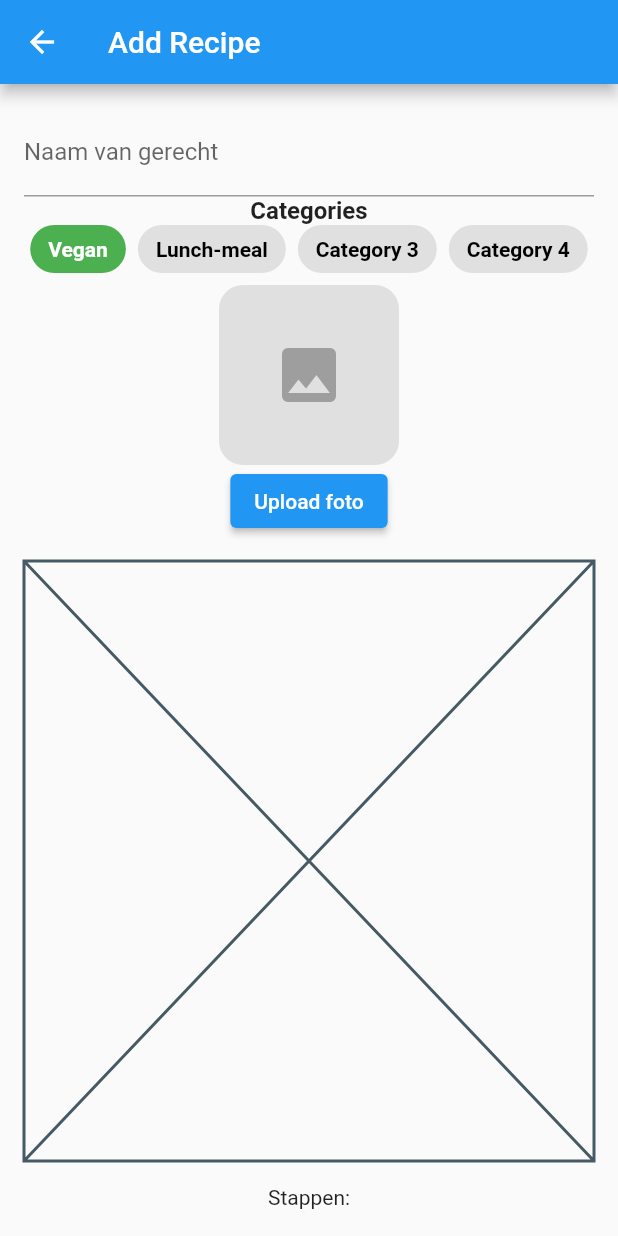
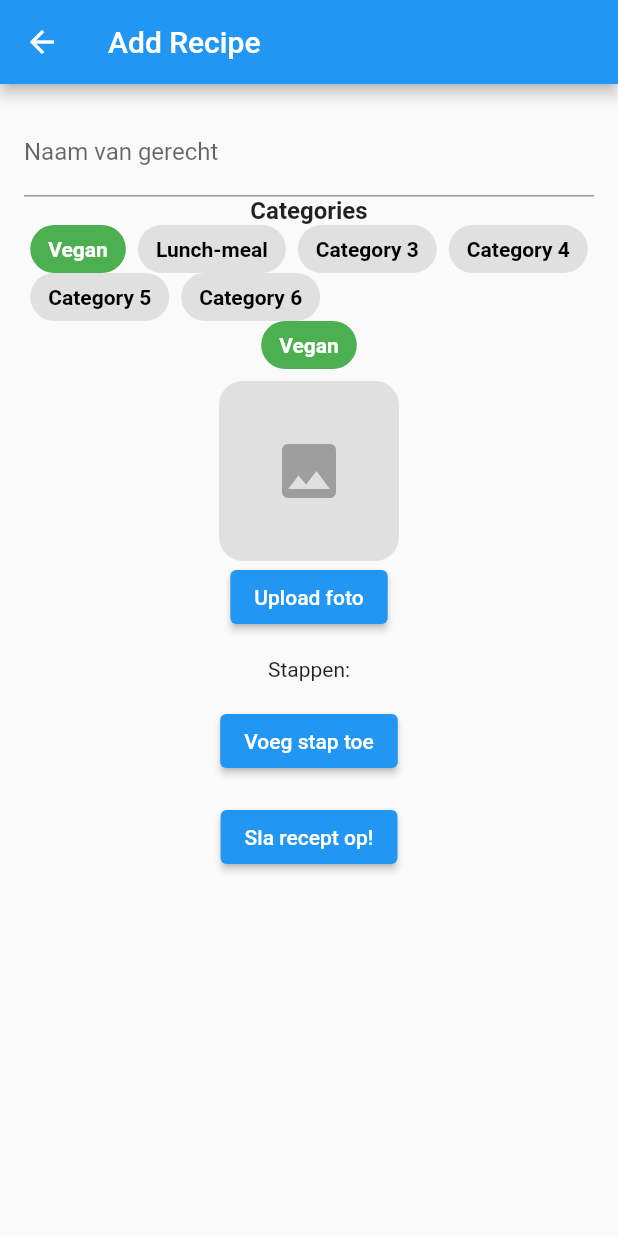
Before and after one commit to Hengselman/flutter_recepten_app, a Flutter app: the AddRecipeScreen screen opened directly, after a tap on "Vegan", on a phone screen of 412 x 824 dp. Run offline on Flutter 3.47's test engine with Material 2 defaults, Android fonts, the light colour scheme and no system bars; our stand-ins replace email_validator, firebase_auth, firebase_core, firebase_database, firebase_storage, image_picker; accounts and stored records are empty.

Commit message:
Stable version, removed some errors, backup commit

```diff
--- a/lib/add_recipe.dart
+++ b/lib/add_recipe.dart
@@ -1,4 +1,5 @@
 import 'dart:io';
+import 'package:flutter/foundation.dart';
 import 'package:flutter/material.dart';
 import 'package:firebase_storage/firebase_storage.dart';
 import 'package:firebase_database/firebase_database.dart';
@@ -18,7 +19,9 @@ class _AddRecipeScreenState extends State<AddRecipeScreen> {
     'Vegan',
     'Lunch-meal',
     'Category 3',
-    'Category 4'
+    'Category 4',
+    'Category 5',
+    'Category 6'
   ]; // Replace with your actual category list
   List<String> _steps = [];
   File? _imageFile;
@@ -157,6 +160,33 @@ class _AddRecipeScreenState extends State<AddRecipeScreen> {
                     );
                   }).toList(),
                 ),
+                Wrap(
+                  spacing: 8.0,
+                  children: _selectedCategories.map((category) {
+                    return GestureDetector(
+                      onTap: () {
+                        setState(() {
+                          _selectedCategories.remove(category);
+                        });
+                      },
+                      child: Container(
+                        padding: EdgeInsets.symmetric(
+                            horizontal: 12.0, vertical: 8.0),
+                        decoration: BoxDecoration(
+                          color: _getCategoryColor(category),
+                          borderRadius: BorderRadius.circular(16.0),
+                        ),
+                        child: Text(
+                          category,
+                          style: TextStyle(
+                            color: Colors.white,
+                            fontWeight: FontWeight.bold,
+                          ),
+                        ),
+                      ),
+                    );
+                  }).toList(),
+                ),
                 SizedBox(height: 8.0),
                 GestureDetector(
                   onTap: _selectImage,
@@ -179,10 +209,6 @@ class _AddRecipeScreenState extends State<AddRecipeScreen> {
                   onPressed: _selectImage,
                   child: Text('Upload foto'),
                 ),
-                SizedBox(height: 16.0),
-                _imageFile != null
-                    ? Image.file(_imageFile!)
-                    : Placeholder(), // Show selected image or placeholder
                 SizedBox(height: 16.0),
                 Text('Stappen:'),
                 ListView.builder(
--- a/lib/show_categories.dart
+++ b/lib/show_categories.dart
@@ -1,5 +1,6 @@
 import 'package:flutter/material.dart';
 import 'package:firebase_database/firebase_database.dart';
+import 'add_recipe.dart';
 
 class Category {
   final String name;
```
